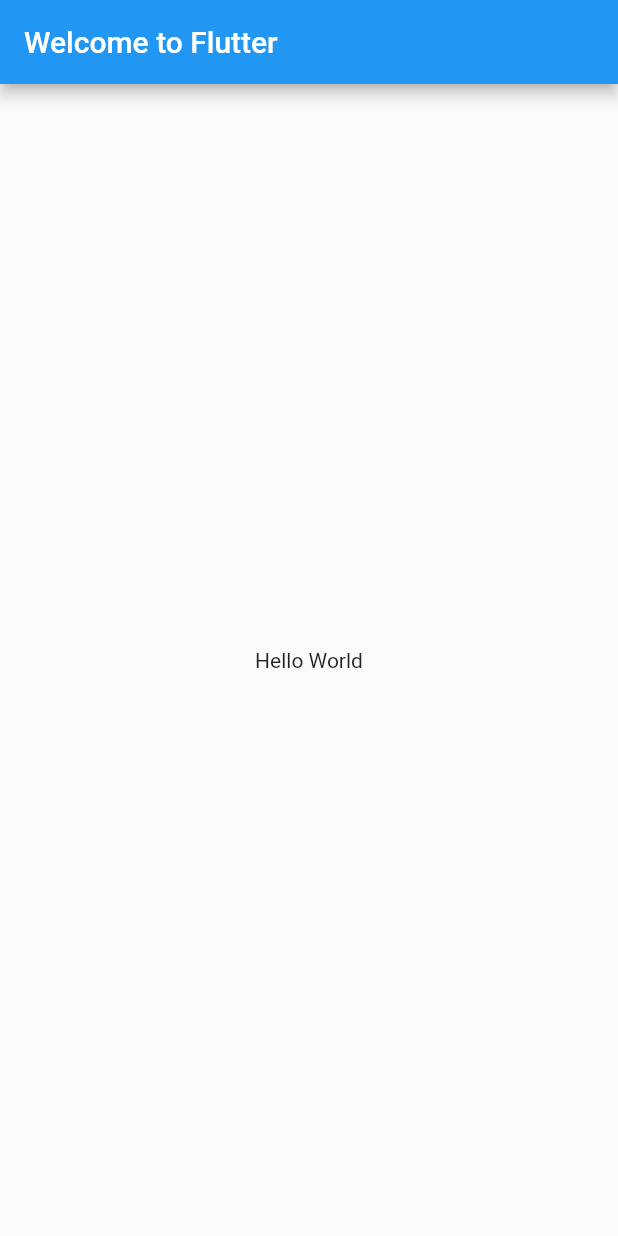
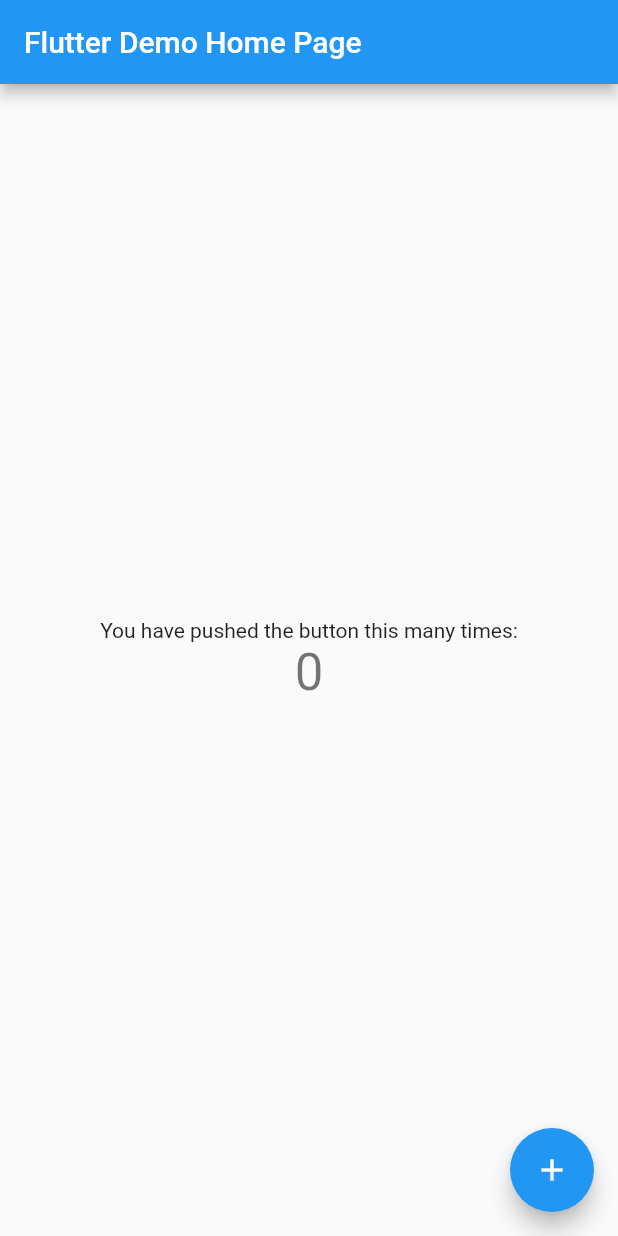
Before and after one commit to RootHJY/flutter, a Flutter app: the screen it shows after launch, on a phone screen of 412 x 824 dp. Run offline on Flutter 3.47's test engine with Material 2 defaults, Android fonts, the phone set to English and light mode, and no system bars.

Commit message:
init flutter

```diff
--- a/lib/main.dart
+++ b/lib/main.dart
@@ -1,24 +1,111 @@
 import 'package:flutter/material.dart';
-//主函数（入口函数），下面我会简单说说Dart的函数
-void main() =>runApp(MyApp());
-// 声明MyApp类
-class MyApp extends StatelessWidget{
-  //重写build方法
+
+void main() => runApp(MyApp());
+
+class MyApp extends StatelessWidget {
+  // This widget is the root of your application.
   @override
-  Widget build(BuildContext context){
-    //返回一个Material风格的组件
-   return MaterialApp(
-      title:'Welcome to Flutteraa',
-      home:Scaffold(
-        //创建一个Bar，并添加文本
-        appBar:AppBar(
-          title:Text('Welcome to Flutter'),
-        ),
-        //在主体的中间区域，添加一个hello world 的文本
-        body:Center(
-          child:Text('Hello World'),
-        ),
+  Widget build(BuildContext context) {
+    return MaterialApp(
+      title: 'Flutter Demo',
+      theme: ThemeData(
+        // This is the theme of your application.
+        //
+        // Try running your application with "flutter run". You'll see the
+        // application has a blue toolbar. Then, without quitting the app, try
+        // changing the primarySwatch below to Colors.green and then invoke
+        // "hot reload" (press "r" in the console where you ran "flutter run",
+        // or simply save your changes to "hot reload" in a Flutter IDE).
+        // Notice that the counter didn't reset back to zero; the application
+        // is not restarted.
+        primarySwatch: Colors.blue,
       ),
+      home: MyHomePage(title: 'Flutter Demo Home Page'),
     );
   }
 }
+
+class MyHomePage extends StatefulWidget {
+  MyHomePage({Key key, this.title}) : super(key: key);
+
+  // This widget is the home page of your application. It is stateful, meaning
+  // that it has a State object (defined below) that contains fields that affect
+  // how it looks.
+
+  // This class is the configuration for the state. It holds the values (in this
+  // case the title) provided by the parent (in this case the App widget) and
+  // used by the build method of the State. Fields in a Widget subclass are
+  // always marked "final".
+
+  final String title;
+
+  @override
+  _MyHomePageState createState() => _MyHomePageState();
+}
+
+class _MyHomePageState extends State<MyHomePage> {
+  int _counter = 0;
+
+  void _incrementCounter() {
+    setState(() {
+      // This call to setState tells the Flutter framework that something has
+      // changed in this State, which causes it to rerun the build method below
+      // so that the display can reflect the updated values. If we changed
+      // _counter without calling setState(), then the build method would not be
+      // called again, and so nothing would appear to happen.
+      _counter++;
+    });
+  }
+
+  @override
+  Widget build(BuildContext context) {
+    // This method is rerun every time setState is called, for instance as done
+    // by the _incrementCounter method above.
+    //
+    // The Flutter framework has been optimized to make rerunning build methods
+    // fast, so that you can just rebuild anything that needs updating rather
+    // than having to individually change instances of widgets.
+    return Scaffold(
+      appBar: AppBar(
+        // Here we take the value from the MyHomePage object that was created by
+        // the App.build method, and use it to set our appbar title.
+        title: Text(widget.title),
+      ),
+      body: Center(
+        // Center is a layout widget. It takes a single child and positions it
+        // in the middle of the parent.
+        child: Column(
+          // Column is also layout widget. It takes a list of children and
+          // arranges them vertically. By default, it sizes itself to fit its
+          // children horizontally, and tries to be as tall as its parent.
+          //
+          // Invoke "debug painting" (press "p" in the console, choose the
+          // "Toggle Debug Paint" action from the Flutter Inspector in Android
+          // Studio, or the "Toggle Debug Paint" command in Visual Studio Code)
+          // to see the wireframe for each widget.
+          //
+          // Column has various properties to control how it sizes itself and
+          // how it positions its children. Here we use mainAxisAlignment to
+          // center the children vertically; the main axis here is the vertical
+          // axis because Columns are vertical (the cross axis would be
+          // horizontal).
+          mainAxisAlignment: MainAxisAlignment.center,
+          children: <Widget>[
+            Text(
+              'You have pushed the button this many times:',
+            ),
+            Text(
+              '$_counter',
+              style: Theme.of(context).textTheme.display1,
+            ),
+          ],
+        ),
+      ),
+      floatingActionButton: FloatingActionButton(
+        onPressed: _incrementCounter,
+        tooltip: 'Increment',
+        child: Icon(Icons.add),
+      ), // This trailing comma makes auto-formatting nicer for build methods.
+    );
+  }
+}
```
